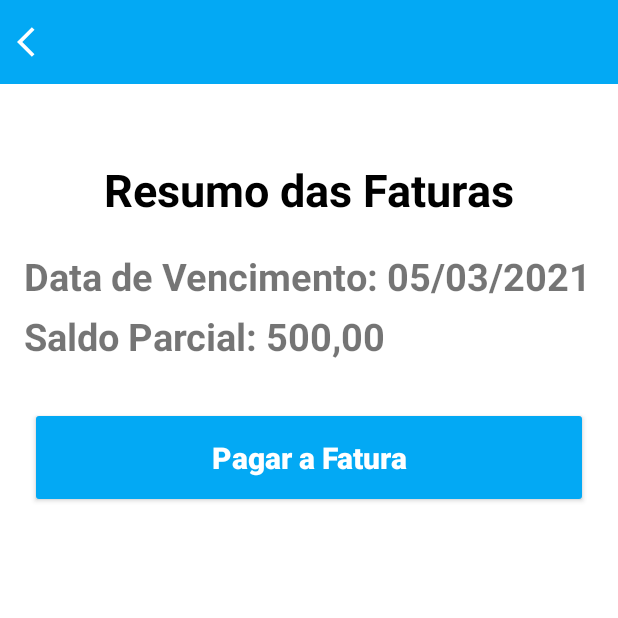
After one commit to CelsoLuiz73/BancoMR, an Android app: the Faturas screen opened directly, with no data from a screen before it, on a phone screen of 412 x 824 dp, the top half of it. The commit adds this screen. Run offline under Robolectric (Android 15) with nearby library versions, the phone set to English and light mode, and no system bars.

Commit message:
commit do dia 10set2022

```diff
--- a/app/build.gradle
+++ b/app/build.gradle
@@ -5,6 +5,7 @@ plugins {
 
 android {
     compileSdk 33
+    buildToolsVersion = '30.0.3'
 
     defaultConfig {
         applicationId "com.celsoluiz73.bancomr"
--- /dev/null
+++ b/app/src/main/java/com/celsoluiz73/bancomr/Faturas.kt
@@ -0,0 +1,33 @@
+package com.celsoluiz73.bancomr
+
+import android.content.Intent
+import androidx.appcompat.app.AppCompatActivity
+import android.os.Bundle
+import com.celsoluiz73.bancomr.databinding.ActivityFaturasBinding
+import com.celsoluiz73.bancomr.databinding.ActivitySaldoBinding
+
+class Faturas : AppCompatActivity() {
+
+    private lateinit var binding: ActivityFaturasBinding
+
+    override fun onCreate(savedInstanceState: Bundle?) {
+        super.onCreate(savedInstanceState)
+        binding = ActivityFaturasBinding.inflate(layoutInflater)
+        setContentView(binding.root)
+
+        supportActionBar!!.hide()
+
+        val toolbar = binding.toolbarFaturas
+        toolbar.title = "Faturas"
+        toolbar.setTitleTextColor(getColor(R.color.white))
+        toolbar.setTitleMargin(320, 0, 320, 0)
+        toolbar.setBackgroundColor(getColor(R.color.light_blue))
+        toolbar.setNavigationIcon(getDrawable(R.drawable.ic_voltar))
+        toolbar.setOnClickListener {
+            val intent = Intent(this, MainActivity::class.java)
+            startActivity(intent)
+            finish()
+        }
+
+    }
+}
--- /dev/null
+++ b/app/src/main/res/drawable/ic_voltar.xml
@@ -0,0 +1,5 @@
+<vector android:autoMirrored="true" android:height="24dp"
+    android:tint="#FFFFFF" android:viewportHeight="24"
+    android:viewportWidth="34" android:width="34dp" xmlns:android="http://schemas.android.com/apk/res/android">
+    <path android:fillColor="@android:color/white" android:pathData="M11.67,3.87L9.9,2.1 0,12l9.9,9.9 1.77,-1.77L3.54,12z"/>
+</vector>
--- /dev/null
+++ b/app/src/main/res/layout/activity_faturas.xml
@@ -0,0 +1,78 @@
+<?xml version="1.0" encoding="utf-8"?>
+<androidx.constraintlayout.widget.ConstraintLayout xmlns:android="http://schemas.android.com/apk/res/android"
+    xmlns:app="http://schemas.android.com/apk/res-auto"
+    xmlns:tools="http://schemas.android.com/tools"
+    android:layout_width="match_parent"
+    android:layout_height="match_parent"
+    tools:context=".Faturas">
+
+    <androidx.appcompat.widget.Toolbar
+        android:id="@+id/toolbar_faturas"
+        android:layout_width="match_parent"
+        android:layout_height="wrap_content"
+        app:layout_constraintEnd_toEndOf="parent"
+        app:layout_constraintStart_toStartOf="parent"
+        app:layout_constraintTop_toTopOf="parent" />
+
+    <androidx.appcompat.widget.AppCompatTextView
+        android:id="@+id/txt_poupanca"
+        android:layout_width="wrap_content"
+        android:layout_height="wrap_content"
+        android:text="Resumo das Faturas"
+        android:textSize="30sp"
+        android:textColor="@color/black"
+        android:textStyle="bold"
+        android:layout_marginStart="30dp"
+        android:layout_marginTop="50dp"
+        android:layout_marginEnd="30dp"
+        app:layout_constraintEnd_toEndOf="parent"
+        app:layout_constraintStart_toStartOf="parent"
+        app:layout_constraintTop_toBottomOf="@+id/toolbar_faturas" />
+
+    <androidx.appcompat.widget.AppCompatTextView
+        android:id="@+id/txt_valor_cinco_mil"
+        android:layout_width="0dp"
+        android:layout_height="wrap_content"
+        android:layout_marginStart="16dp"
+        android:layout_marginTop="20dp"
+        android:layout_marginEnd="16dp"
+        android:text="Data de Vencimento: 05/03/2021"
+        android:textSize="25sp"
+        android:textStyle="bold"
+        app:layout_constraintEnd_toEndOf="parent"
+        app:layout_constraintStart_toStartOf="parent"
+        app:layout_constraintTop_toBottomOf="@+id/txt_poupanca" />
+
+    <androidx.appcompat.widget.AppCompatTextView
+        android:id="@+id/txt_valor"
+        android:layout_width="0dp"
+        android:layout_height="wrap_content"
+        android:layout_marginStart="16dp"
+        android:layout_marginTop="5dp"
+        android:layout_marginEnd="16dp"
+        android:text="Saldo Parcial: 500,00"
+        android:textSize="25sp"
+        android:textStyle="bold"
+        app:layout_constraintEnd_toEndOf="parent"
+        app:layout_constraintStart_toStartOf="parent"
+        app:layout_constraintTop_toBottomOf="@+id/txt_valor_cinco_mil"/>
+
+    <androidx.appcompat.widget.AppCompatButton
+        android:id="@+id/btn_pagar_fatura"
+        android:layout_width="match_parent"
+        android:layout_height="wrap_content"
+        android:text="Pagar a Fatura"
+        android:textAllCaps="false"
+        android:textSize="20sp"
+        android:padding="20dp"
+        android:textStyle="bold"
+        android:textColor="@color/white"
+        android:backgroundTint="@color/light_blue"
+        android:layout_marginStart="20dp"
+        android:layout_marginTop="30dp"
+        android:layout_marginEnd="20dp"
+        app:layout_constraintEnd_toEndOf="parent"
+        app:layout_constraintStart_toStartOf="parent"
+        app:layout_constraintTop_toBottomOf="@+id/txt_valor" />
+
+</androidx.constraintlayout.widget.ConstraintLayout>
--- a/app/src/main/res/layout/activity_main.xml
+++ b/app/src/main/res/layout/activity_main.xml
@@ -64,7 +64,7 @@
         app:layout_constraintTop_toBottomOf="@+id/txt_saldo"/>
 
     <androidx.appcompat.widget.AppCompatTextView
-        android:id="@+id/txt_transferencia"
+        android:id="@+id/txt_poupanca"
         android:layout_width="wrap_content"
         android:layout_height="wrap_content"
         android:text="Transferência"
--- a/build.gradle
+++ b/build.gradle
@@ -5,7 +5,7 @@ buildscript {
         mavenCentral()
     }
     dependencies {
-        classpath "com.android.tools.build:gradle:7.0.1"
+        classpath "com.android.tools.build:gradle:7.0.4"
         classpath "org.jetbrains.kotlin:kotlin-gradle-plugin:1.6.10"
 
         // NOTE: Do not place your application dependencies here; they belong
--- a/gradle.properties
+++ b/gradle.properties
@@ -15,6 +15,7 @@ org.gradle.jvmargs=-Xmx2048m -Dfile.encoding=UTF-8
 # Android operating system, and which are packaged with your app"s APK
 # https://developer.android.com/topic/libraries/support-library/androidx-rn
 android.useAndroidX=true
+org.gradle.warning.mode=all
 # Automatically convert third-party libraries to use AndroidX
 android.enableJetifier=true
 # Kotlin code style for this project: "official" or "obsolete":
```
Also changed, not shown: app/src/main/AndroidManifest.xml (+12 -0 lines), app/src/main/java/com/celsoluiz73/bancomr/MainActivity.kt (+31 -1 lines), app/src/main/java/com/celsoluiz73/bancomr/Poupanca.kt (added, +31 -0 lines), app/src/main/java/com/celsoluiz73/bancomr/Saldo.kt (added, +33 -0 lines), app/src/main/java/com/celsoluiz73/bancomr/Transferencia.kt (added, +36 -0 lines), app/src/main/res/layout/activity_poupanca.xml (added, +46 -0 lines), app/src/main/res/layout/activity_saldo.xml (added, +41 -0 lines), app/src/main/res/layout/activity_tranferencia.xml (added, +60 -0 lines).
